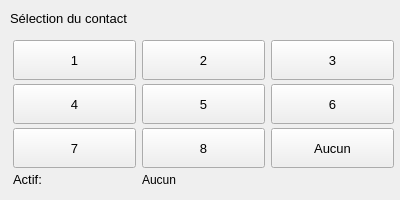
First picture: the form in src/UI/widgets/contactselectwidget.ui, repository Kemsa/RelayTesterRaspberry, before the edit.
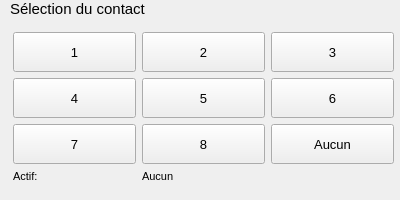
Second picture: the form after the edit.

Commit message:
make interface on windows and raspberry closer
fix

Diff of the .ui file:
```diff
--- a/src/UI/widgets/contactselectwidget.ui
+++ b/src/UI/widgets/contactselectwidget.ui
@@ -10,6 +10,12 @@
     <height>200</height>
    </rect>
   </property>
+  <property name="font">
+   <font>
+    <family>Arial</family>
+    <pointsize>8</pointsize>
+   </font>
+  </property>
   <property name="windowTitle">
    <string>Form</string>
   </property>
@@ -20,8 +26,8 @@
    <property name="geometry">
     <rect>
      <x>10</x>
-     <y>10</y>
-     <width>117</width>
+     <y>0</y>
+     <width>241</width>
      <height>17</height>
     </rect>
    </property>
@@ -33,7 +39,8 @@
    </property>
    <property name="font">
     <font>
-     <pointsize>10</pointsize>
+     <family>Arial</family>
+     <pointsize>11</pointsize>
     </font>
    </property>
    <property name="text">
@@ -44,9 +51,9 @@
    <property name="geometry">
     <rect>
      <x>3</x>
-     <y>28</y>
+     <y>18</y>
      <width>401</width>
-     <height>171</height>
+     <height>181</height>
     </rect>
    </property>
    <layout class="QGridLayout" name="gridLayout">
@@ -81,6 +88,7 @@
       </property>
       <property name="font">
        <font>
+        <family>Arial</family>
         <pointsize>10</pointsize>
        </font>
       </property>
@@ -105,6 +113,7 @@
       </property>
       <property name="font">
        <font>
+        <family>Arial</family>
         <pointsize>10</pointsize>
        </font>
       </property>
@@ -129,6 +138,7 @@
       </property>
       <property name="font">
        <font>
+        <family>Arial</family>
         <pointsize>10</pointsize>
        </font>
       </property>
@@ -153,6 +163,7 @@
       </property>
       <property name="font">
        <font>
+        <family>Arial</family>
         <pointsize>10</pointsize>
        </font>
       </property>
@@ -177,6 +188,7 @@
       </property>
       <property name="font">
        <font>
+        <family>Arial</family>
         <pointsize>10</pointsize>
        </font>
       </property>
@@ -201,6 +213,7 @@
       </property>
       <property name="font">
        <font>
+        <family>Arial</family>
         <pointsize>10</pointsize>
        </font>
       </property>
@@ -225,6 +238,7 @@
       </property>
       <property name="font">
        <font>
+        <family>Arial</family>
         <pointsize>10</pointsize>
        </font>
       </property>
@@ -249,6 +263,7 @@
       </property>
       <property name="font">
        <font>
+        <family>Arial</family>
         <pointsize>10</pointsize>
        </font>
       </property>
@@ -273,6 +288,7 @@
       </property>
       <property name="font">
        <font>
+        <family>Arial</family>
         <pointsize>10</pointsize>
        </font>
       </property>
@@ -291,7 +307,8 @@
       </property>
       <property name="font">
        <font>
-        <pointsize>10</pointsize>
+        <family>Arial</family>
+        <pointsize>8</pointsize>
        </font>
       </property>
       <property name="text">
```
The commit also changes 6 other files.
